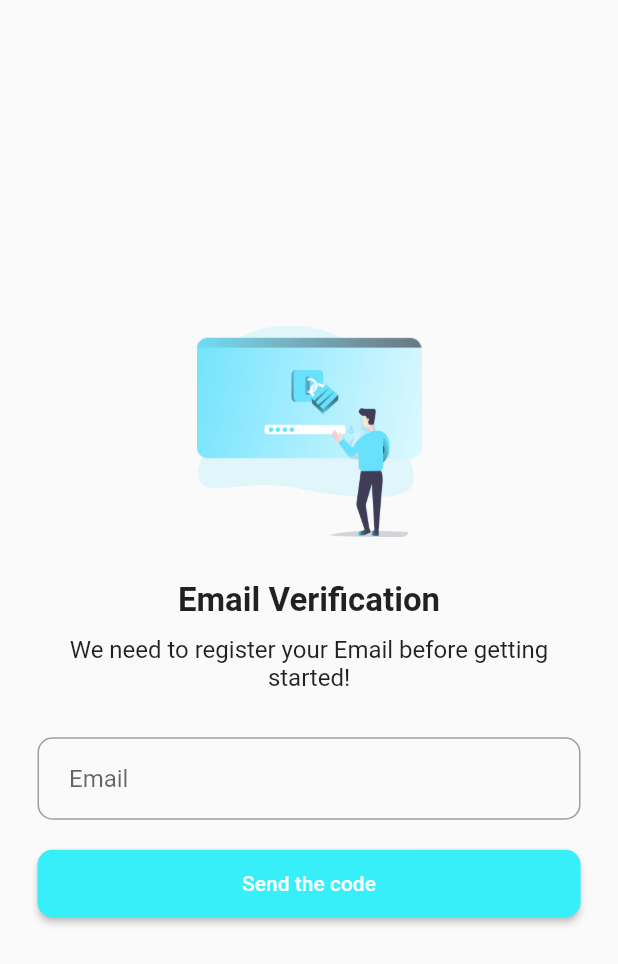
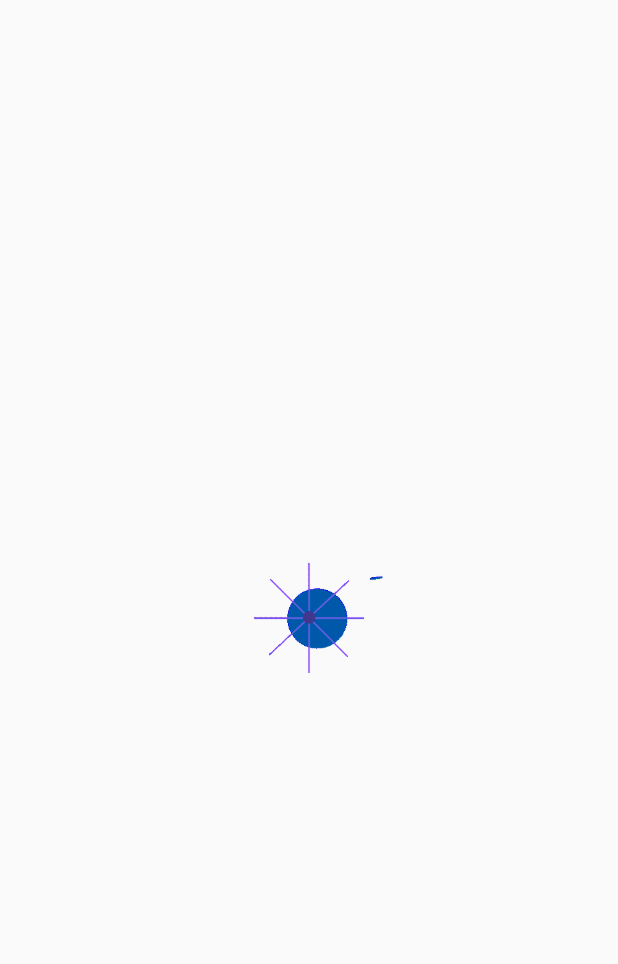
Before and after one commit to tushar0305/Flutter-OTP-Verification, a Flutter app: the first screen one second after launch, on a phone screen of 412 x 824 dp. Shown: the top 964 px of the screen. Run offline on Flutter 3.47's test engine with Material 2 defaults, Android fonts, the phone set to English and light mode, and no system bars; our stand-ins replace pinput.

Commit message:
splash screen added

```diff
--- a/lib/main.dart
+++ b/lib/main.dart
@@ -2,6 +2,7 @@ import 'package:flutter/material.dart';
 // import 'package:animated_splash_screen/animated_splash_screen.dart';
 import 'package:login_register/email.dart';
 import 'package:login_register/login.dart';
+import 'package:login_register/splash.dart';
 import 'package:login_register/verify.dart';
 import 'package:login_register/Password.dart';
 
@@ -16,13 +17,15 @@ class MyApp extends StatelessWidget {
   Widget build(BuildContext context){
 
     return MaterialApp(
-      initialRoute: 'email',
+      initialRoute: 'splash',
+      // home: const SplashScreen(),
       debugShowCheckedModeBanner: false,
       routes: {
         'email': (context) => const MyEmail(),
         'verify': (context) => const MyVerify(),
         'password':(context) => const MyPassword(),
         'login':(context) => const MyLogin(),
+        'splash':(context) => const SplashScreen(),
       },
     );
   }
--- /dev/null
+++ b/lib/splash.dart
@@ -0,0 +1,29 @@
+import 'dart:async';
+import 'package:flutter/material.dart';
+
+class SplashScreen extends StatefulWidget {
+  const SplashScreen({super.key});
+
+  @override
+  State<SplashScreen> createState() => _SplashScreenState();
+}
+
+class _SplashScreenState extends State<SplashScreen> {
+  @override
+  void initState() {
+    super.initState();
+
+    Timer(const Duration(seconds: 6), () {
+      Navigator.pushNamed(context, 'email');
+    });
+  }
+
+  @override
+  Widget build(BuildContext context) {
+    return Scaffold(
+      body: Center(
+        child: Image.asset('assets/gif/splash.gif'),
+      ),
+    );
+  }
+}
--- a/pubspec.yaml
+++ b/pubspec.yaml
@@ -70,6 +70,7 @@ flutter:
     - assets/otp-security.png
     - assets/password.png
     - assets/login.png
+    - assets/gif/splash.gif
   #   - images/a_dot_ham.jpeg
 
   # An image asset can refer to one or more resolution-specific "variants", see
```
Also changed, not shown: assets/gif/splash.gif (added).
